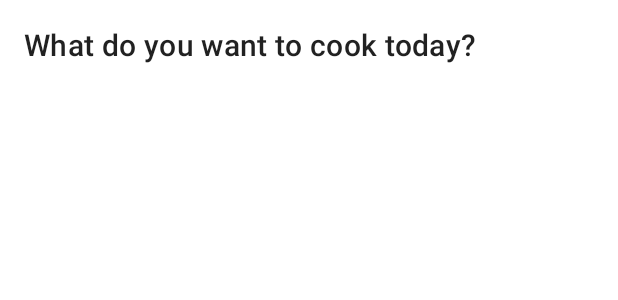
After one commit to Nidhee/recipe-vault, an Android app built with Jetpack Compose: the layout recipe_list.xml on its own in the app's theme, with its tools: preview values and no code run, on a phone screen of 412 x 824 dp. The commit adds this screen. Shown: the top 300 px of the screen. Run offline under Robolectric (Android 15) with nearby library versions, the phone set to English and light mode, and no system bars.

Commit message:
Refactored project: Migrated to a single-activity, fragment-based architecture using XML for phase one, keeping existing list and detail screen as is. Plan to shift to Compose later.

```diff
--- a/app/src/main/AndroidManifest.xml
+++ b/app/src/main/AndroidManifest.xml
@@ -14,7 +14,7 @@
         android:theme="@style/Theme.RecipeVault"
         tools:targetApi="31" >
         <activity
-            android:name=".com.nidhi.recipevault.ui.screen.RecipeListActivity"
+            android:name=".com.nidhi.recipevault.ui.activity.MainActivity"
             android:exported="true" >
             <intent-filter>
                 <action android:name="android.intent.action.MAIN" />
--- /dev/null
+++ b/app/src/main/res/layout/activity_main.xml
@@ -0,0 +1,6 @@
+<?xml version="1.0" encoding="utf-8"?>
+<androidx.fragment.app.FragmentContainerView
+    xmlns:android="http://schemas.android.com/apk/res/android"
+    android:id="@+id/fragment_container_view"
+    android:layout_width="match_parent"
+    android:layout_height="match_parent" />
--- /dev/null
+++ b/app/src/main/res/layout/recipe_list.xml
@@ -0,0 +1,58 @@
+<LinearLayout
+    xmlns:android="http://schemas.android.com/apk/res/android"
+    android:layout_width="match_parent"
+    android:layout_height="match_parent"
+    android:orientation="vertical"
+    android:padding="16dp">
+
+    <!-- Header Section -->
+    <TextView
+        android:id="@+id/screen_header_title"
+        android:layout_width="match_parent"
+        android:layout_height="wrap_content"
+        android:text="@string/recipe_list_screen_title"
+        android:textAppearance="?attr/textAppearanceHeadline6"
+        android:paddingBottom="8dp"/>
+
+    <!-- Loading, Error, NoData, or RecyclerView for Success -->
+    <FrameLayout
+        android:id="@+id/content_container"
+        android:layout_width="match_parent"
+        android:layout_height="match_parent">
+
+        <!-- Loading Screen -->
+        <ProgressBar
+            android:id="@+id/loading_screen"
+            android:layout_width="wrap_content"
+            android:layout_height="wrap_content"
+            android:layout_gravity="center"
+            android:visibility="gone"/>
+
+        <!-- Error Screen -->
+        <TextView
+            android:id="@+id/error_screen"
+            android:layout_width="wrap_content"
+            android:layout_height="wrap_content"
+            android:text="@string/error_message"
+            android:textColor="@android:color/holo_red_dark"
+            android:layout_gravity="center"
+            android:visibility="gone"/>
+
+        <!-- No Data Screen -->
+        <TextView
+            android:id="@+id/no_data_screen"
+            android:layout_width="wrap_content"
+            android:layout_height="wrap_content"
+            android:text="@string/no_recipe_found"
+            android:layout_gravity="center"
+            android:visibility="gone"/>
+
+        <!-- Recipe List Grid -->
+        <androidx.recyclerview.widget.RecyclerView
+            android:id="@+id/recipe_list"
+            android:layout_width="match_parent"
+            android:layout_height="match_parent"
+            android:visibility="gone"/>
+    </FrameLayout>
+
+</LinearLayout>
--- a/app/src/main/res/values/strings.xml
+++ b/app/src/main/res/values/strings.xml
@@ -2,4 +2,5 @@
     <string name="app_name">RecipeVault</string>
     <string name="recipe_list_screen_title">What do you want to cook today?</string>
     <string name="no_recipe_found">"No recipes found. Try adding some!"</string>
+    <string name="error_message">"Error message"</string>
 </resources>
```
Also changed, not shown: app/src/main/java/com/nidhi/recipevault/ui/activity/MainActivity.kt (added, +34 -0 lines), app/src/main/java/com/nidhi/recipevault/ui/adapter/RecipeAdapter.kt (added, +56 -0 lines), app/src/main/java/com/nidhi/recipevault/ui/fragment/RecipeListFragment.kt (added, +128 -0 lines), app/src/main/java/com/nidhi/recipevault/ui/screen/RecipeListActivity.kt (deleted, +0 -28 lines), app/src/main/res/layout/recipe_item.xml (added, +50 -0 lines).
